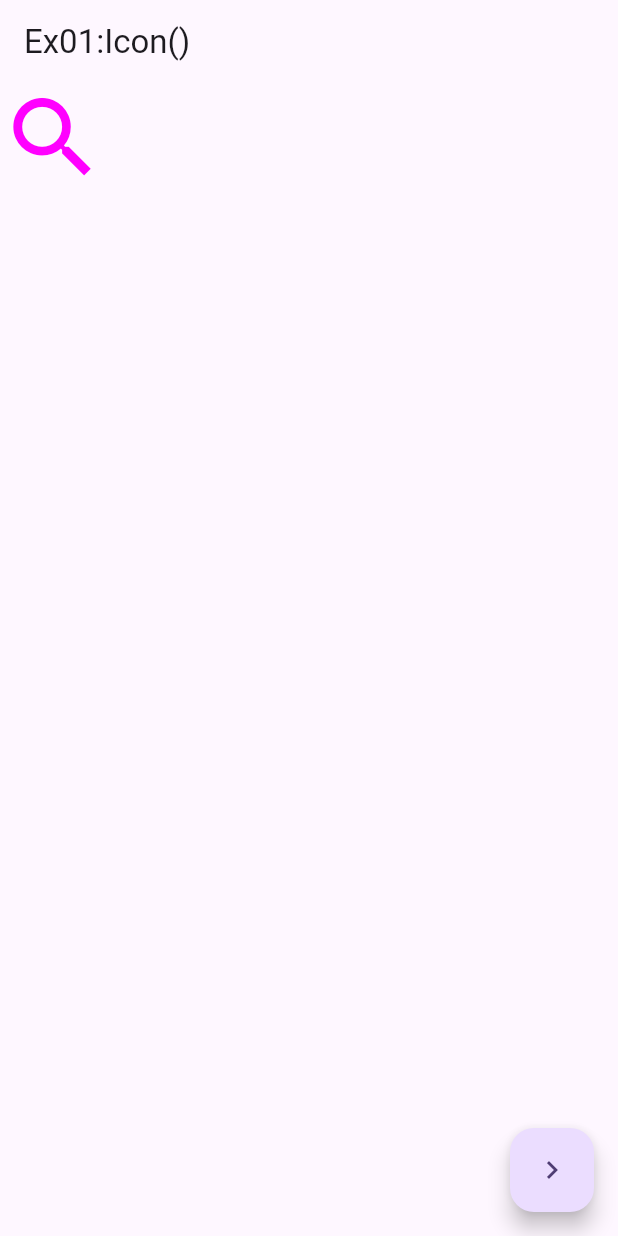
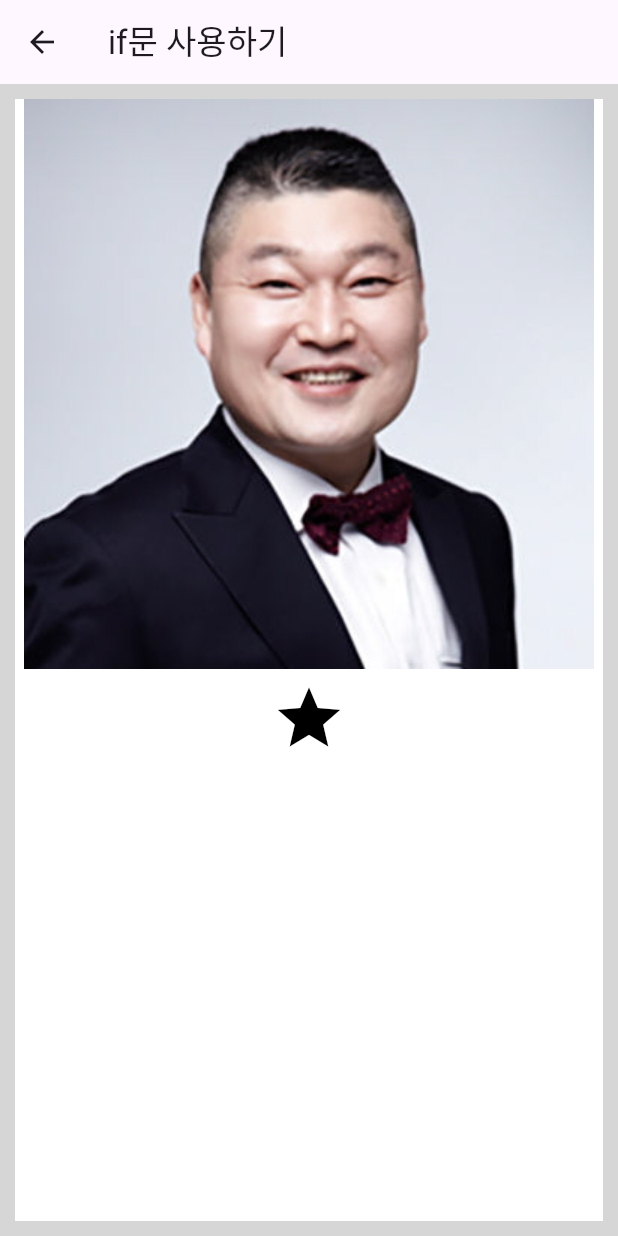
Before and after one commit to poula9744/flutter_practice, a Flutter app: the screen it shows after launch, on a phone screen of 412 x 824 dp. Run offline on Flutter 3.47's test engine with Material 3 defaults, Android fonts, the phone set to English and light mode, and no system bars.

Commit message:
2024-04-29

```diff
--- /dev/null
+++ b/lib/ex15.dart
@@ -0,0 +1,75 @@
+import 'package:flutter/material.dart';
+
+class Ex15 extends StatelessWidget {
+  const Ex15({super.key});
+
+  @override
+  Widget build(BuildContext context) {
+    return Scaffold(
+      appBar: AppBar(title: Text("if문 사용하기")),
+      body: Container(
+        padding: EdgeInsets.all(10),
+        color: Color(0xffd6d6d6),
+        child: _Ex15(),
+      ),
+    );
+  }
+}
+
+class _Ex15 extends StatefulWidget {
+  const _Ex15({super.key});
+
+  //등록
+  @override
+  State<_Ex15> createState() => _Ex15State();
+}
+
+class _Ex15State extends State<_Ex15> {
+
+  bool isFavorite = false;
+
+  //초기화
+  @override
+  void initState() {
+    super.initState();
+  }
+
+  //그림그리기
+  @override
+  Widget build(BuildContext context) {
+
+
+
+    return Container(
+      width: 450,
+      color: Color(0xffffffff),
+      child: Column(
+        children: [
+          Image.asset("assets/images/profile.jpg"),
+          IconButton(
+              onPressed: (){
+                print("클릭");
+                setState(() {
+                  isFavorite =! isFavorite;
+                });
+                print(isFavorite);
+              },
+              icon: Icon(Icons.star, size: 50,
+                //color: (isFavorite==true)?Color(0xffffff16):Color(0xff000000),
+                color: _favorite(isFavorite)
+              )
+          )
+        ],
+      ),
+    );
+  }
+}
+
+Color _favorite(bool isFavorite){
+
+  if(isFavorite==true){
+    return Color(0xffffff16);
+  } else {
+    return Color(0xff000000);
+  }
+}
--- a/lib/main.dart
+++ b/lib/main.dart
@@ -12,6 +12,9 @@ import 'ex09.dart';
 import 'ex10.dart';
 import 'ex11.dart';
 import 'ex12.dart';
+import 'ex13.dart';
+import 'ex14.dart';
+import 'ex15.dart';
 
 void main() {
   runApp(const MyApp());
@@ -29,7 +32,7 @@ class MyApp extends StatelessWidget {
         colorScheme: ColorScheme.fromSeed(seedColor: Colors.deepPurple),
         useMaterial3: true,
       ),
-      initialRoute: "/",
+      initialRoute: "/15",
       routes: { //map
         "/": (context) => Ex01(),
         "/02": (context) => Ex02(),
@@ -43,6 +46,9 @@ class MyApp extends StatelessWidget {
         "/10": (context) => Ex10(),
         "/11": (context) => Ex11(),
         "/12": (context) => Ex12(),
+        "/13": (context) => Ex13(),
+        "/14": (context) => Ex14(),
+        "/15": (context) => Ex15(),
       },
 
 
```
Also changed, not shown: lib/ex13.dart (added, +63 -0 lines), lib/ex14.dart (added, +90 -0 lines).
